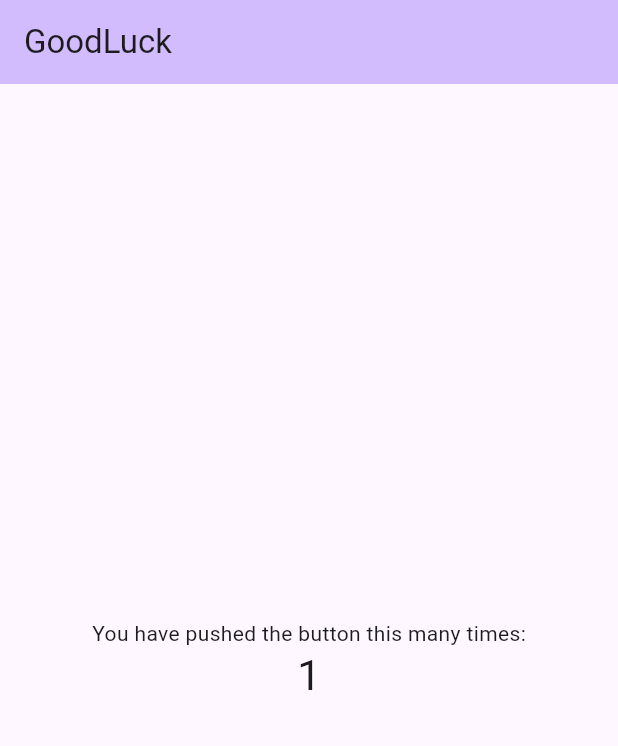
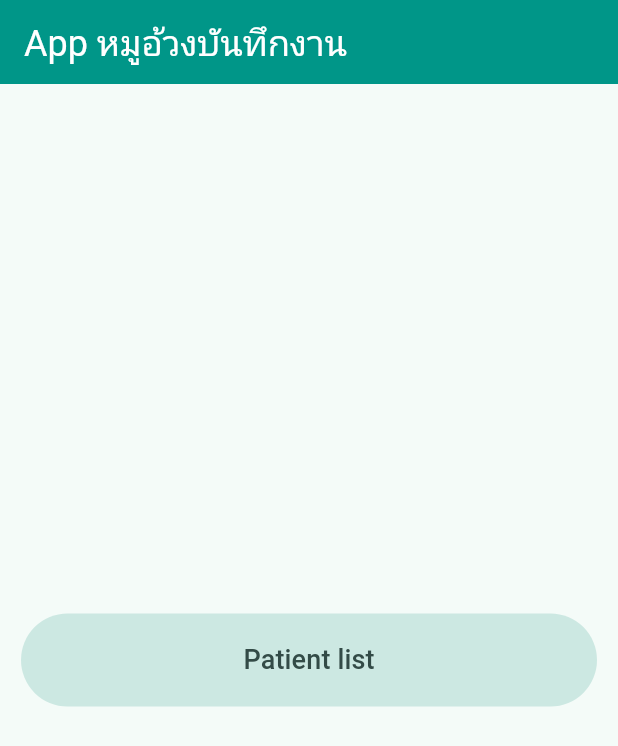
Before and after one commit to lertumpai/goodluck, a Flutter app: the screen it shows after launch, on a phone screen of 412 x 824 dp. Shown: the top 746 px of the screen. Run offline on Flutter 3.47's test engine with Material 2 defaults, Android fonts, the phone set to English and light mode, and no system bars; our stand-ins replace flutter_bloc.

```diff
--- /dev/null
+++ b/lib/homeScreen.dart
@@ -0,0 +1,55 @@
+import 'package:flutter/material.dart';
+import 'package:goodluck/patient/patientListScreen.dart';
+import 'package:goodluck/transitionBuilder.dart';
+
+class MyHomePage extends StatelessWidget {
+  const MyHomePage({super.key});
+
+  @override
+  Widget build(BuildContext context) {
+    return Scaffold(
+      appBar: AppBar(
+        title: const Text('App หมูอ้วงบันทึกงาน',
+            style: TextStyle(color: Colors.white)),
+      ),
+      body: Center(
+        child: Container(
+          padding: const EdgeInsets.symmetric(horizontal: 14),
+          child: Column(
+            mainAxisAlignment: MainAxisAlignment.center,
+            children: [
+              Row(
+                children: [
+                  Expanded(
+                    child: Container(
+                      margin: const EdgeInsets.symmetric(vertical: 4),
+                      child: FilledButton.tonal(
+                          onPressed: () {
+                            Navigator.of(context).push(patientListRoute());
+                          },
+                          style: const ButtonStyle(
+                              padding: MaterialStatePropertyAll(
+                                  EdgeInsets.symmetric(vertical: 18))),
+                          child: const Text(
+                            'Patient list',
+                            style: TextStyle(fontSize: 18),
+                          )),
+                    ),
+                  ),
+                ],
+              ),
+            ],
+          ),
+        ),
+      ),
+    );
+  }
+}
+
+Route patientListRoute() {
+  return PageRouteBuilder(
+    pageBuilder: (context, animation, secondaryAnimation) =>
+        const PatientListPage(),
+    transitionsBuilder: transitionsBuilder,
+  );
+}
--- a/lib/main.dart
+++ b/lib/main.dart
@@ -1,6 +1,11 @@
 import 'package:flutter/material.dart';
+import 'package:flutter_bloc/flutter_bloc.dart';
+import 'package:goodluck/patient/patientListScreen.dart';
 
-void main() {
+import 'homeScreen.dart';
+
+void main() async {
+  WidgetsFlutterBinding.ensureInitialized();
   runApp(const MyApp());
 }
 
@@ -11,63 +16,29 @@ class MyApp extends StatelessWidget {
   @override
   Widget build(BuildContext context) {
     return MaterialApp(
-      title: 'GoodLuck Application',
+      title: 'แอพหมูอ้วง',
       theme: ThemeData(
-        colorScheme: ColorScheme.fromSeed(seedColor: Colors.deepPurple),
         useMaterial3: true,
+        colorSchemeSeed: Colors.teal,
+        appBarTheme: const AppBarTheme(
+            backgroundColor: Colors.teal,
+            iconTheme: IconThemeData(
+              color: Colors.white,
+            ),
+            actionsIconTheme: IconThemeData(
+              color: Colors.white,
+              size: 30,
+            ),
+            titleTextStyle: TextStyle(
+              fontSize: 24,
+              color: Colors.white,
+            )),
       ),
-      home: const MyHomePage(title: 'GoodLuck'),
+      initialRoute: '/',
+      routes: {
+        '/': (context) => const MyHomePage(),
+        '/patient-list': (context) => const PatientListPage(),
+      },
     );
   }
 }
-
-class MyHomePage extends StatefulWidget {
-  const MyHomePage({super.key, required this.title});
-
-  final String title;
-
-  @override
-  State<MyHomePage> createState() => _MyHomePageState();
-}
-
-class _MyHomePageState extends State<MyHomePage> {
-
-  @override
-  Widget build(BuildContext context) {
-    return Scaffold(
-      appBar: AppBar(
-        backgroundColor: Theme.of(context).colorScheme.inversePrimary,
-        title: Text(widget.title),
-      ),
-      body: Center(
-        // Center is a layout widget. It takes a single child and positions it
-        // in the middle of the parent.
-        child: Column(
-          // Column is also a layout widget. It takes a list of children and
-          // arranges them vertically. By default, it sizes itself to fit its
-          // children horizontally, and tries to be as tall as its parent.
-          //
-          // Column has various properties to control how it sizes itself and
-          // how it positions its children. Here we use mainAxisAlignment to
-          // center the children vertically; the main axis here is the vertical
-          // axis because Columns are vertical (the cross axis would be
-          // horizontal).
-          //
-          // TRY THIS: Invoke "debug painting" (choose the "Toggle Debug Paint"
-          // action in the IDE, or press "p" in the console), to see the
-          // wireframe for each widget.
-          mainAxisAlignment: MainAxisAlignment.center,
-          children: <Widget>[
-            const Text(
-              'You have pushed the button this many times:',
-            ),
-            Text(
-              '1',
-              style: Theme.of(context).textTheme.headlineMedium,
-            ),
-          ],
-        ),
-      ),
-    );
-  }
-}
--- a/pubspec.yaml
+++ b/pubspec.yaml
@@ -35,6 +35,7 @@ dependencies:
   # The following adds the Cupertino Icons font to your application.
   # Use with the CupertinoIcons class for iOS style icons.
   cupertino_icons: ^1.0.2
+  flutter_bloc: ^8.1.6
 
 dev_dependencies:
   flutter_test:
```
Also changed, not shown: lib/patient/patientListScreen.dart (added, +38 -0 lines), lib/transitionBuilder.dart (added, +22 -0 lines), pubspec.lock.
